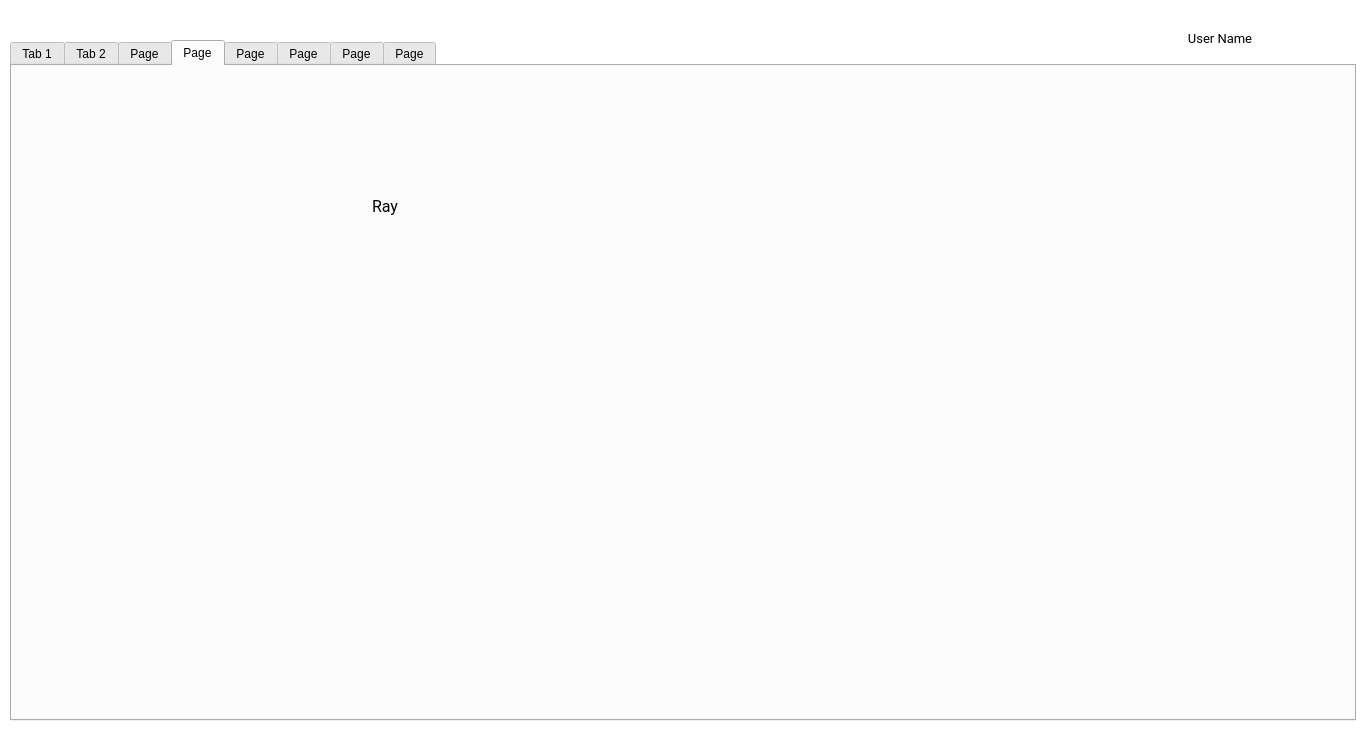
Qt form Application/mainwindow.ui (Bsm-B/RackStore) before a commit.
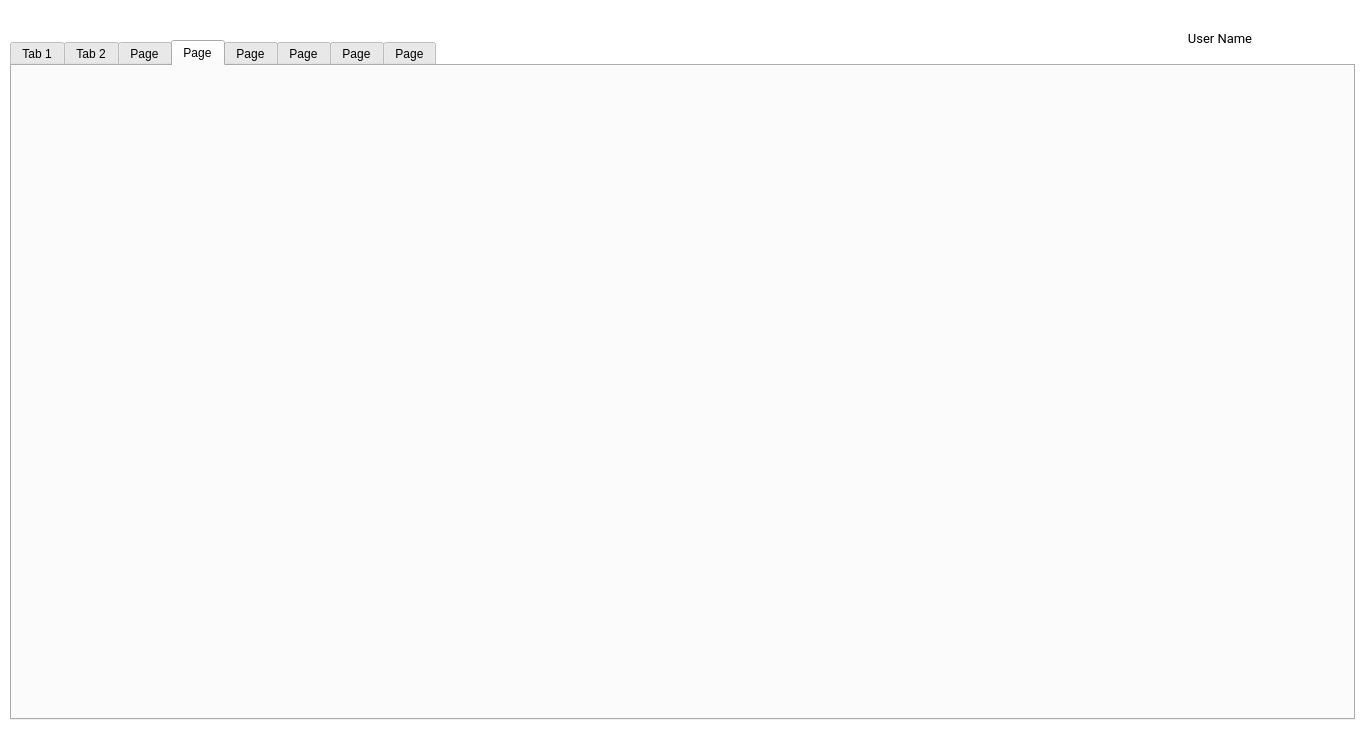
The same form after that commit. The open tabs and pages were chosen to show the change.

What changed in the file:
```diff
--- a/Application/mainwindow.ui
+++ b/Application/mainwindow.ui
@@ -120,8 +120,8 @@
      <rect>
       <x>10</x>
       <y>40</y>
-      <width>1346</width>
-      <height>681</height>
+      <width>1345</width>
+      <height>680</height>
      </rect>
     </property>
     <property name="currentIndex">
@@ -203,25 +203,6 @@
      <attribute name="title">
       <string>Page</string>
      </attribute>
-     <widget class="QLabel" name="label_5">
-      <property name="geometry">
-       <rect>
-        <x>360</x>
-        <y>100</y>
-        <width>151</width>
-        <height>81</height>
-       </rect>
-      </property>
-      <property name="font">
-       <font>
-        <family>Roboto</family>
-        <pointsize>12</pointsize>
-       </font>
-      </property>
-      <property name="text">
-       <string>Ray</string>
-      </property>
-     </widget>
     </widget>
     <widget class="QWidget" name="tab_5">
      <attribute name="title">
```
Left out of the diff: 2 changed lines with no effect on the pictures.
